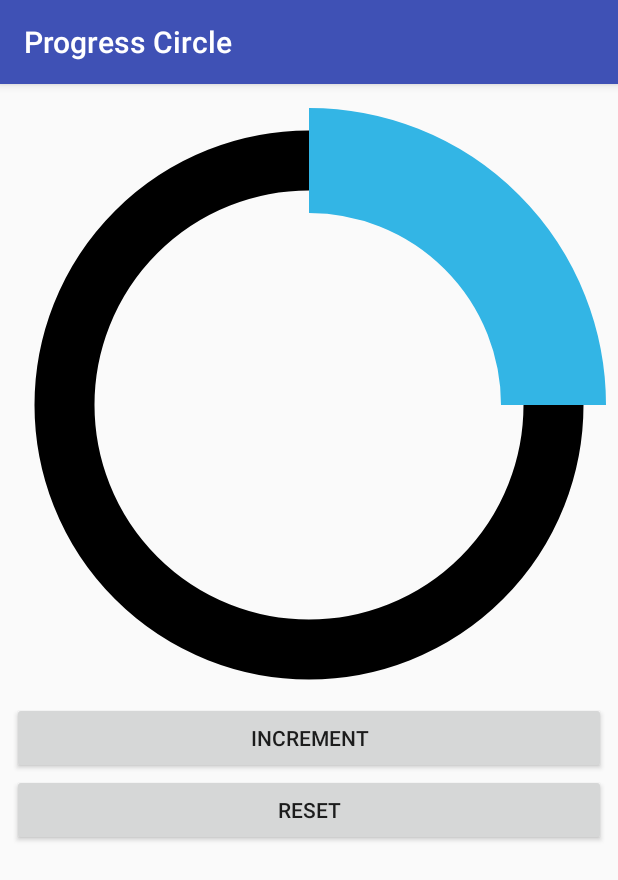
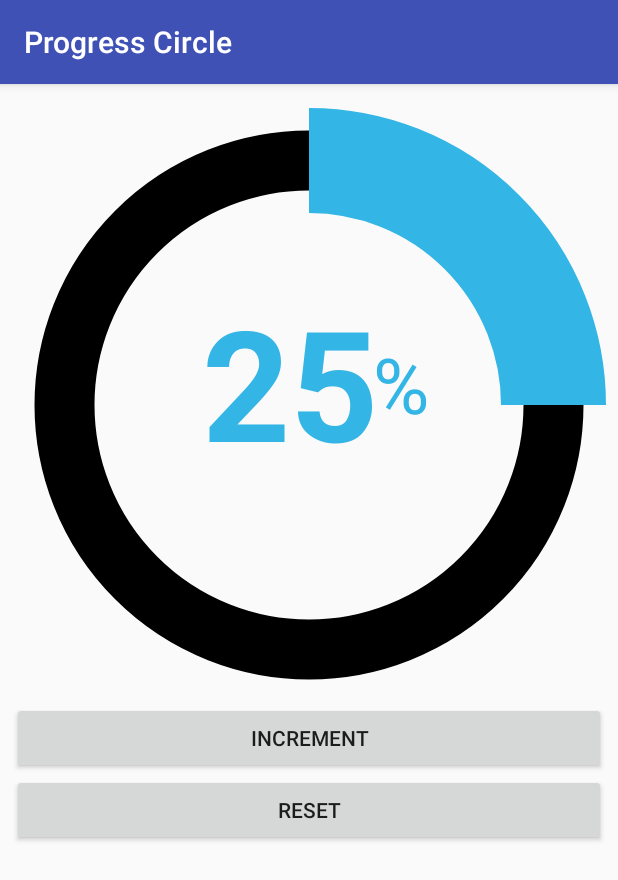
Before and after one commit to HugoCourme/ProgressCircle, an Android app: the screen it shows after launch (MainActivity), on a phone screen of 412 x 824 dp. Shown: the top 880 px of the screen. Run offline under Robolectric (Android 15) with nearby library versions, the phone set to English and light mode, and no system bars.

Commit message:
Add new attribute to display text inside the component

```diff
--- a/library/src/main/java/com/hugocourme/progresscircle/ProgressCircle.java
+++ b/library/src/main/java/com/hugocourme/progresscircle/ProgressCircle.java
@@ -6,9 +6,10 @@ import android.content.res.TypedArray;
 import android.graphics.Canvas;
 import android.graphics.Color;
 import android.graphics.Paint;
+import android.graphics.Rect;
 import android.graphics.RectF;
+import android.graphics.Typeface;
 import android.util.AttributeSet;
-import android.util.Log;
 import android.view.View;
 import android.view.animation.AccelerateDecelerateInterpolator;
 
@@ -24,27 +25,40 @@ public class ProgressCircle extends View {
     private float mProgressWidth = 50.0f;
     private float mBorderWidth = 0.0f;
     private float mProgressLength = 0.0f;
+    private TextFormat mTextFormat = TextFormat.NONE;
+    private float mTextSize = 0.0f;
+    private float mPercentageTextSize = 0.0f;
 
     /*  Color   */
     private int mRimColor = Color.LTGRAY;
     private int mBorderColor = Color.TRANSPARENT;
     private int mProgressColor = Color.DKGRAY;
+    private int mTextColor = Color.TRANSPARENT;
 
     /*  Paint   */
     private Paint mContourPaint = new Paint();
     private Paint mRimPaint = new Paint();
     private Paint mProgressPaint = new Paint();
+    private Paint mTextPaint = new Paint();
+    private Paint mPercentageTextPaint = new Paint();
 
     /*  Rect    */
     private RectF mCircleOuterBorder;
     private RectF mCircleInnerBorder;
     private RectF mCircleBounds;
+    private Rect mTextBounds = new Rect();
+    private Rect mPercentageTextBounds = new Rect();
 
     /*  Animation  */
     private int mProgressSpeed = 500;
 
-    /*  Optional    */
+    /*  Boolean    */
     private boolean mWithBorder = false;
+    private boolean mCustomText = false;
+
+    /*  Padding     */
+    private int paddingLT = 0;
+    private int paddingRB = 0;
 
     public ProgressCircle(Context context) {
         super(context);
@@ -70,17 +84,18 @@ public class ProgressCircle extends View {
         mProgressWidth = ta.getDimension(R.styleable.ProgressCircle_progress_reached_bar_height, mProgressWidth);
 
         mWithBorder = ta.getBoolean(R.styleable.ProgressCircle_progress_with_border, mWithBorder);
-
         if (mWithBorder) {
             mBorderColor = ta.getColor(R.styleable.ProgressCircle_progress_border_color, mBorderColor);
             mBorderWidth = ta.getDimension(R.styleable.ProgressCircle_progress_border_height, mBorderWidth);
         }
 
+        mTextFormat = TextFormat.fromId(ta.getInt(R.styleable.ProgressCircle_progress_text, mTextFormat.id));
+        mTextColor = ta.getColor(R.styleable.ProgressCircle_progress_text_color, mTextColor);
+
         mProgressSpeed = ta.getInteger(R.styleable.ProgressCircle_progress_animation_speed, mProgressSpeed);
         mProgressLength = ta.getInt(R.styleable.ProgressCircle_progress_value, 0) * 3.6f;
 
         ta.recycle();
-
     }
 
     @Override
@@ -90,8 +105,8 @@ public class ProgressCircle extends View {
             canvas.drawArc(mCircleInnerBorder, 0, 360, false, mContourPaint);
             canvas.drawArc(mCircleOuterBorder, 0, 360, false, mContourPaint);
         }
-
         canvas.drawArc(mCircleBounds, -90, mProgressLength, false, mProgressPaint);
+        drawText(canvas);
     }
 
     @Override
@@ -118,16 +133,21 @@ public class ProgressCircle extends View {
     @Override
     protected void onSizeChanged(int newWidth, int newHeight, int oldWidth, int oldHeight) {
         super.onSizeChanged(newWidth, newHeight, oldWidth, oldHeight);
-        Log.d(TAG, "onSizeChanged() called with : nW[" + newWidth + "]->oW[" + oldWidth + "] nH[" + newHeight + "]->oH[" + oldHeight + "]");
         setupBounds();
+        if (!mCustomText) {
+            setupTextSize();
+        }
         setupPaint();
         invalidate();
     }
 
+    /**
+     * Setup the bounds of every part of the component
+     */
     private void setupBounds() {
         float extra = Math.max(mRimWidth, mProgressWidth);
-        int paddingLT = Math.max(getPaddingLeft(), getPaddingTop());
-        int paddingRB = Math.max(getPaddingRight(), getPaddingBottom());
+        paddingLT = Math.max(getPaddingLeft(), getPaddingTop());
+        paddingRB = Math.max(getPaddingRight(), getPaddingBottom());
 
         mBorderWidth = mWithBorder ? mBorderWidth : 0.0f;
 
@@ -142,15 +162,38 @@ public class ProgressCircle extends View {
         }
 
         mCircleInnerBorder = new RectF(
-                mCircleBounds.left + extra / 2.0f + mBorderWidth / 2.0f + paddingLT,
-                mCircleBounds.top + extra / 2.0f + mBorderWidth / 2.0f + paddingLT,
-                mCircleBounds.right - extra / 2.0f - mBorderWidth / 2.0f - paddingRB,
-                mCircleBounds.bottom - extra / 2.0f - mBorderWidth / 2.0f - paddingRB);
+                mCircleBounds.left + extra / 2.0f + mBorderWidth / 2.0f,
+                mCircleBounds.top + extra / 2.0f + mBorderWidth / 2.0f,
+                mCircleBounds.right - extra / 2.0f - mBorderWidth / 2.0f,
+                mCircleBounds.bottom - extra / 2.0f - mBorderWidth / 2.0f);
         mCircleOuterBorder = new RectF(
-                mCircleBounds.left - extra / 2.0f - mBorderWidth / 2.0f - paddingLT,
-                mCircleBounds.top - extra / 2.0f - mBorderWidth / 2.0f - paddingLT,
-                mCircleBounds.right + extra / 2.0f + mBorderWidth / 2.0f + paddingRB,
-                mCircleBounds.bottom + extra / 2.0f + mBorderWidth / 2.0f + paddingRB);
+                mCircleBounds.left - extra / 2.0f - mBorderWidth / 2.0f,
+                mCircleBounds.top - extra / 2.0f - mBorderWidth / 2.0f,
+                mCircleBounds.right + extra / 2.0f + mBorderWidth / 2.0f,
+                mCircleBounds.bottom + extra / 2.0f + mBorderWidth / 2.0f);
+    }
+
+    private void setupTextSize() {
+        if (mTextFormat == TextFormat.NONE) {
+            mTextSize = 0.0f;
+            mPercentageTextSize = 0.0f;
+            return;
+        }
+
+        if (mWithBorder) {
+            mTextSize = (mCircleInnerBorder.bottom - mCircleInnerBorder.top - mBorderWidth) / 2.5f;
+        } else {
+            mTextSize = (mCircleBounds.bottom - mCircleBounds.top - Math.max(mProgressWidth, mRimWidth)) / 2.5f;
+        }
+        mPercentageTextSize = mTextSize / 2f;
+
+        if (mTextFormat == TextFormat.MEDIUM) {
+            mTextSize /= 1.25f;
+        }
+
+        if (mTextFormat == TextFormat.SMALL) {
+            mTextSize = mPercentageTextSize;
+        }
     }
 
     private void setupPaint() {
@@ -168,18 +211,53 @@ public class ProgressCircle extends View {
         mProgressPaint.setStyle(Paint.Style.STROKE);
         mProgressPaint.setAntiAlias(true);
         mProgressPaint.setStrokeWidth(mProgressWidth);
+
+        if (mTextFormat == TextFormat.NONE) {
+            return;
+        }
+        mTextPaint.setColor(mTextColor);
+        mTextPaint.setAntiAlias(true);
+        mTextPaint.setTextSize(mTextSize);
+        if (mTextFormat != TextFormat.SMALL) {
+            mTextPaint.setTypeface(Typeface.create(Typeface.DEFAULT, Typeface.BOLD));
+        }
+
+        mPercentageTextPaint.setColor(mTextColor);
+        mPercentageTextPaint.setAntiAlias(true);
+        mPercentageTextPaint.setTextSize(mPercentageTextSize);
+        mPercentageTextPaint.getTextBounds("%", 0, 1, mPercentageTextBounds);
     }
 
+    /**
+     * Draws the text displayed in the component
+     *
+     * @param canvas The canvas to draw in
+     */
+    protected void drawText(Canvas canvas) {
+        if (mTextFormat == TextFormat.NONE) {
+            return;
+        }
+        String text = String.valueOf(Math.round(mProgressLength / 3.6));
+        mTextPaint.getTextBounds(text, 0, text.length(), mTextBounds);
+        int x = paddingLT / 2 - paddingRB / 2 + getWidth() / 2 - mTextBounds.width() / 2 - mPercentageTextBounds.width() / 2;
+        int y = paddingLT / 2 - paddingRB / 2 + getHeight() / 2 + mTextBounds.height() / 3;
+        canvas.drawText(text, x, y, mTextPaint);
+
+        x += mTextBounds.width() + mPercentageTextBounds.width() / 8;
+        y += mPercentageTextBounds.height() / 2 - mTextBounds.height() / 2;
+        canvas.drawText("%", x, y, mPercentageTextPaint);
+    }
+
+    /**
+     * Increment the current progress of the component
+     *
+     * @param percentage
+     */
     public void incrementProgress(float percentage) {
         this.startAnimation(mProgressLength + percentage * 3.6f);
     }
 
-    public void setProgress(float progress) {
-        progress %= 100;
-        this.startAnimation(progress * 3.6f);
-    }
-
-    public void startAnimation(float endProgress) {
+    protected void startAnimation(float endProgress) {
         ValueAnimator anim = ValueAnimator.ofFloat(mProgressLength, endProgress);
         anim.addUpdateListener(new ValueAnimator.AnimatorUpdateListener() {
             @Override
@@ -188,8 +266,8 @@ public class ProgressCircle extends View {
                 ProgressCircle.this.invalidate();
             }
         });
+        anim.setInterpolator(new AccelerateDecelerateInterpolator());
         anim.setDuration(mProgressSpeed);
-        anim.setInterpolator(new AccelerateDecelerateInterpolator());
         anim.start();
     }
 
@@ -198,9 +276,35 @@ public class ProgressCircle extends View {
 
     /************************************/
 
+    public float getProgress() {
+        return mProgressLength == 0 ? mProgressLength : mProgressLength / 3.6f;
+    }
+
+    public void setProgress(float progress) {
+        progress %= 100;
+        this.startAnimation(progress * 3.6f);
+    }
+
+    public TextFormat getTextFormat() {
+        return mTextFormat;
+    }
+
+    public void setTextFormat(TextFormat format) {
+        mTextFormat = format;
+        postInvalidate();
+    }
+
     public void setBarWidth(float barWidth) {
         mProgressWidth = barWidth;
         postInvalidate();
+    }
+
+    public float getBarWigth() {
+        return mProgressWidth;
+    }
+
+    public float getRimWidth() {
+        return mRimWidth;
     }
 
     public void setRimWidth(float rimWidth) {
@@ -208,9 +312,27 @@ public class ProgressCircle extends View {
         postInvalidate();
     }
 
+    public float getBorderWidth() {
+        return mBorderWidth;
+    }
+
     public void setBorderWidth(float contourWidth) {
         mBorderWidth = contourWidth;
         postInvalidate();
+    }
+
+    public float getTextSize() {
+        return mTextSize;
+    }
+
+    public void setTextSize(float textSize) {
+        mTextSize = textSize;
+        mCustomText = true;
+        postInvalidate();
+    }
+
+    public int getRimColor() {
+        return mRimColor;
     }
 
     public void setRimColor(int rimColor) {
@@ -218,9 +340,17 @@ public class ProgressCircle extends View {
         postInvalidate();
     }
 
+    public int getBarColor() {
+        return mProgressColor;
+    }
+
     public void setBarColor(int barColor) {
         mProgressColor = barColor;
         postInvalidate();
+    }
+
+    public int getBorderColor() {
+        return mBorderColor;
     }
 
     public void setBorderColor(int borderColor) {
@@ -228,29 +358,38 @@ public class ProgressCircle extends View {
         postInvalidate();
     }
 
+    public int getTextColor() {
+        return mTextColor;
+    }
+
+    public void setTextColor(int textColor) {
+        mTextColor = textColor;
+        postInvalidate();
+    }
+
+    public int getProgressSpeed() {
+        return mProgressSpeed;
+    }
+
     public void setProgressSpeed(int progressSpeed) {
         this.mProgressSpeed = progressSpeed;
     }
 
-   /* private class ProgressAnimation extends Animation {
+    private enum TextFormat {
+        NONE(0), SMALL(1), MEDIUM(2), BIG(3);
+        int id;
 
-        private ProgressCircle progressCircle;
-        private float increment = 0;
-        private float currentAngle = 0;
-
-        public ProgressAnimation(ProgressCircle progressCircle) {
-            this.progressCircle = progressCircle;
+        TextFormat(int id) {
+            this.id = id;
         }
 
-        public void setIncrement(float increment) {
-            this.increment = increment;
-            this.currentAngle = this.progressCircle.mProgressLength;
+        static TextFormat fromId(int id) {
+            for (TextFormat s : values()) {
+                if (s.id == id) {
+                    return s;
+                }
+            }
+            return NONE;
         }
-
-        @Override
-        protected void applyTransformation(float interpolatedTime, Transformation t) {
-            progressCircle.mProgressLength = currentAngle + (increment * interpolatedTime);
-            progressCircle.invalidate();
-        }
-    }*/
+    }
 }
--- a/library/src/main/res/values/strings.xml
+++ /dev/null
@@ -1,3 +0,0 @@
-<resources>
-
-</resources>
--- a/sample/src/main/res/layout/activity_main.xml
+++ b/sample/src/main/res/layout/activity_main.xml
@@ -14,6 +14,8 @@
         android:id="@+id/progress_circle"
         android:layout_width="match_parent"
         android:layout_height="match_parent"
+        custom:progress_text="Big"
+        custom:progress_text_color="@android:color/holo_blue_light"
         custom:progress_reached_bar_height="70dp"
         custom:progress_reached_color="@android:color/holo_blue_light"
         custom:progress_unreached_bar_height="40dp"
```
Also changed, not shown: library/src/main/res/values/attrs.xml (+13 -2 lines).
